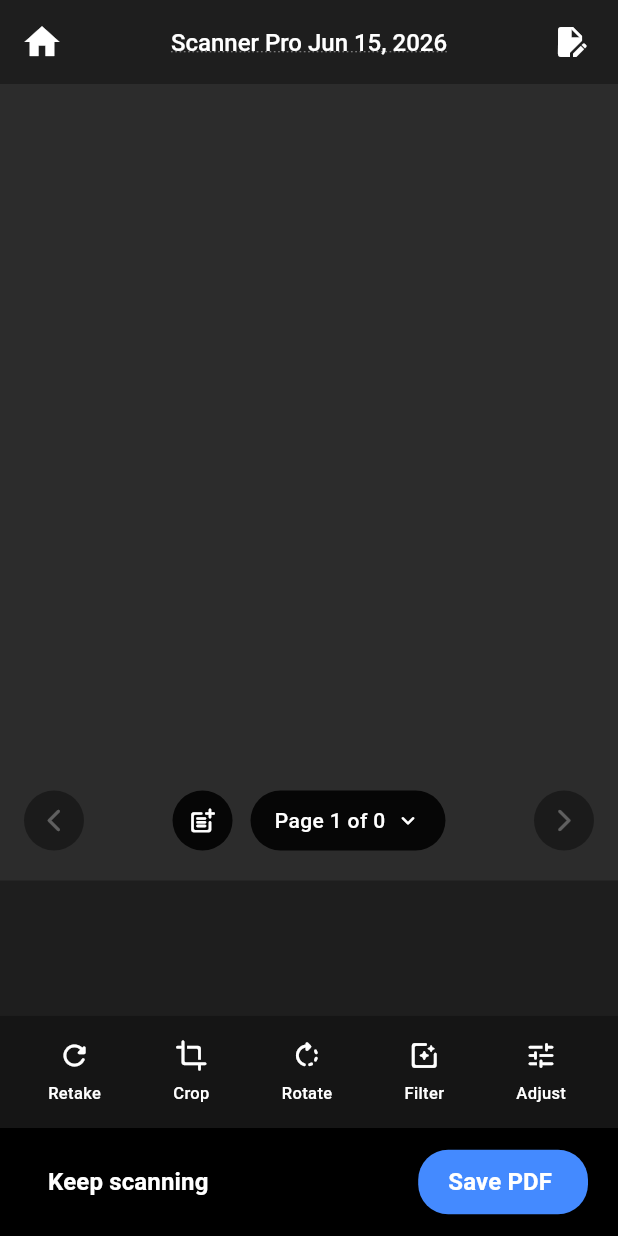
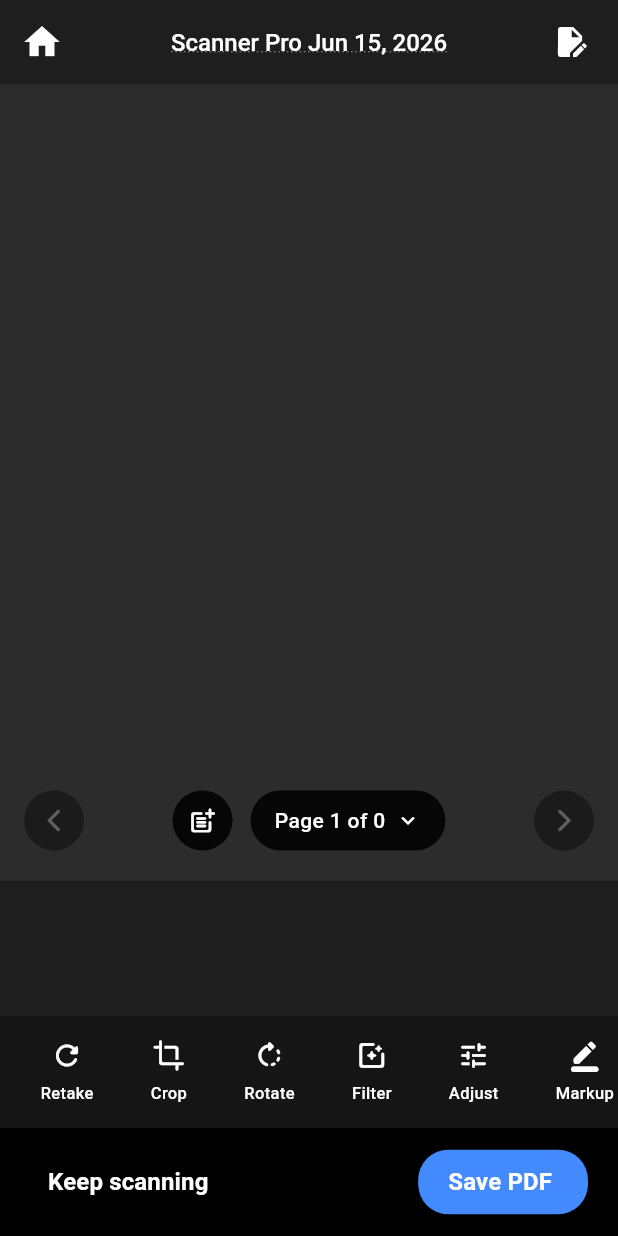
Before and after one commit to subhadip420/pdf-scanner-pro, a Flutter app: the DocumentEditorScreen screen opened directly with empty values, on a phone screen of 412 x 824 dp. Run offline on Flutter 3.47's test engine with Material 3 defaults, Android fonts, the phone set to English and light mode, and no system bars; our stand-ins replace camera, fluttertoast, google_mobile_ads, lottie, material_symbols_icons, open_file and 4 more; missing offline and left inert: google_mlkit_commons, google_mlkit_text_recognition, pdfx; network calls fail.

Commit message:
Fixed action tool design.

```diff
--- a/lib/screens/document_editor_screen.dart
+++ b/lib/screens/document_editor_screen.dart
@@ -718,7 +718,7 @@
       child: GestureDetector(
         onTap: onTap ?? () => showToast("$label clicked"),
         child: Padding(
-          padding: const EdgeInsets.symmetric(horizontal: 10),
+          padding: const EdgeInsets.symmetric(horizontal: 5),
           child: Container(
             // Agar selected hai toh Adobe Scan jaisa solid blue color aayega
             padding: const EdgeInsets.symmetric(horizontal: 14, vertical: 8),
```
